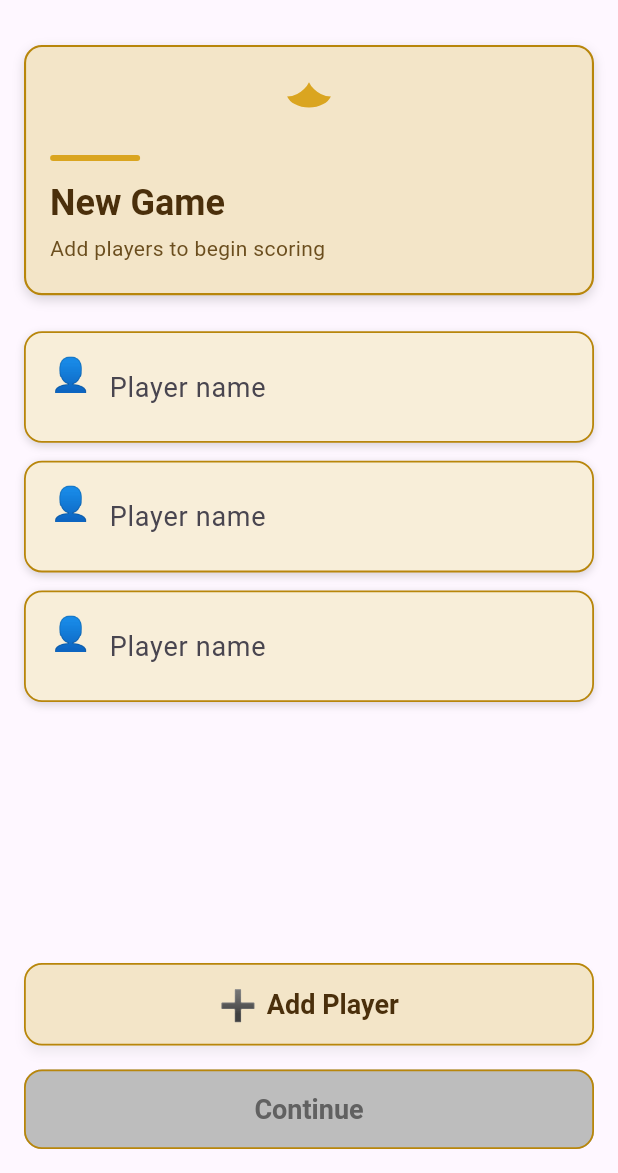
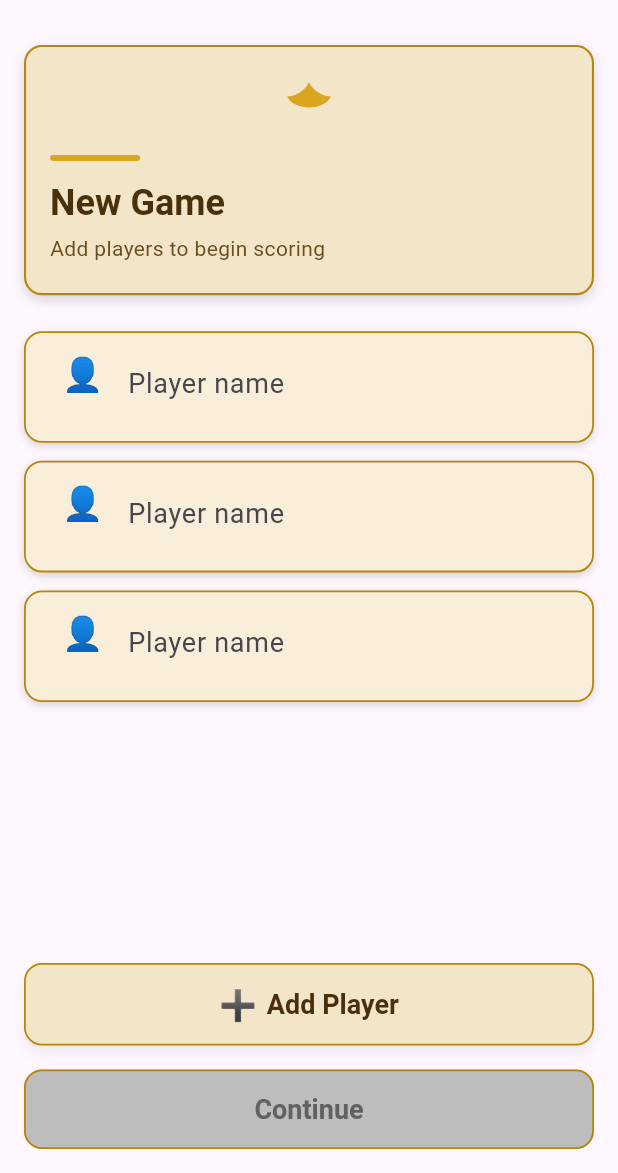
Before and after one commit to BetterSoftwareFast/SevenWondersScoring, a Flutter app: the NewGamePage screen opened by its route, on a phone screen of 412 x 824 dp, the part 63-1236 px from its top. Run offline on Flutter 3.47's test engine with Material 3 defaults, Android fonts, the phone set to English and light mode, and no system bars; our stand-ins replace flutter_svg, shared_preferences; accounts and stored records are empty.

Commit message:
Fixed player icon alignment

```diff
--- a/lib/new_game_page.dart
+++ b/lib/new_game_page.dart
@@ -246,8 +246,6 @@ class _NewGamePageState extends State<NewGamePage> {
                       child: Row(
                         crossAxisAlignment: CrossAxisAlignment.start,
                         children: [
-                          const Text('👤', style: TextStyle(fontSize: 22)),
-                          const SizedBox(width: 12),
                           Expanded(
                             child: Column(
                               crossAxisAlignment: CrossAxisAlignment.start,
@@ -261,6 +259,9 @@ class _NewGamePageState extends State<NewGamePage> {
                                   child: TextField(
                                     controller: _controllers[index],
                                     decoration: const InputDecoration(
+                                      prefixIcon: Padding(padding: const EdgeInsets.only(left:8,right:8),
+                                      child:Text('👤', style: TextStyle(fontSize: 22)),
+                                      ),
                                       hintText: 'Player name',
                                       border: InputBorder.none,
                                     ),
```
